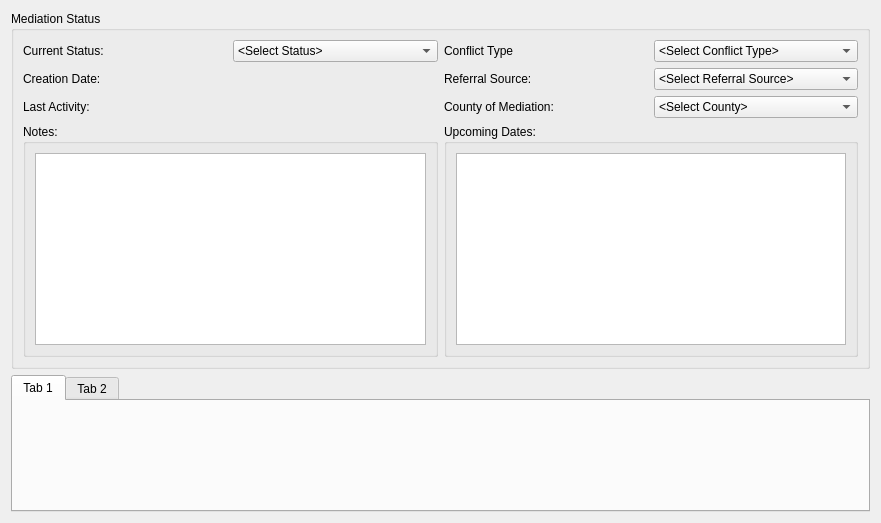
Old version of the form drc/gui/mediationprocessstatusform.ui in the repository lansdon/cpts483_drc.
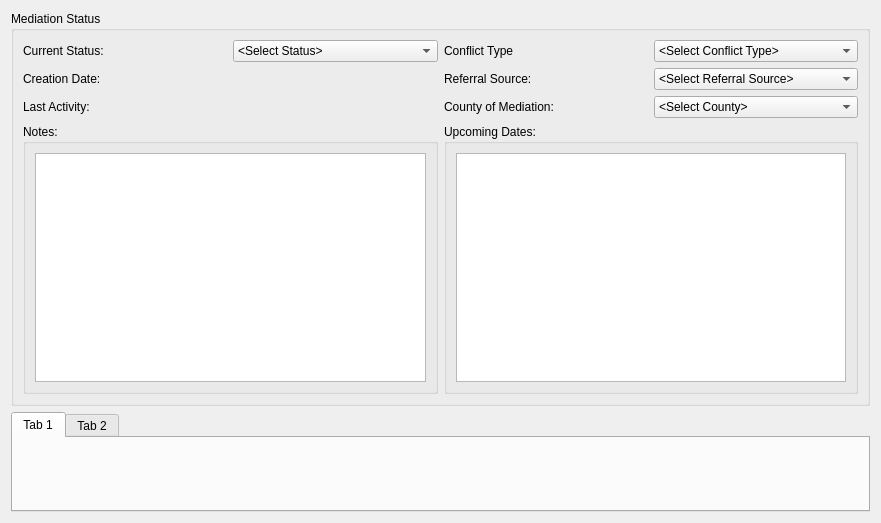
New version of the form.

What changed in the file:
```diff
--- a/drc/gui/mediationprocessstatusform.ui
+++ b/drc/gui/mediationprocessstatusform.ui
@@ -316,6 +316,12 @@
    </item>
    <item row="1" column="0">
     <widget class="QTabWidget" name="partyTabs">
+     <property name="maximumSize">
+      <size>
+       <width>16777215</width>
+       <height>100</height>
+      </size>
+     </property>
      <widget class="QWidget" name="tab">
       <attribute name="title">
        <string>Tab 1</string>
```
